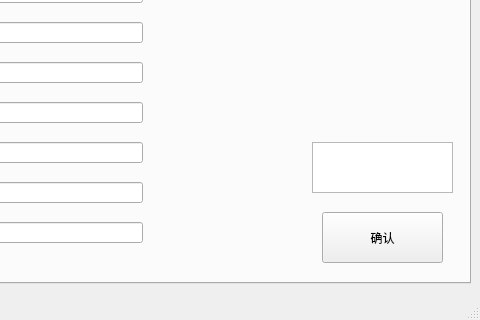
saber-mashiro/Airport, file airport/admin.ui: the form before one commit; both pictures show x 320 to 800 and y 280 to 600 of the 800 by 600 pixel window.
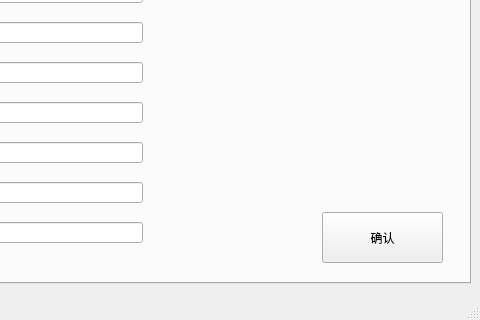
The form after the commit. The open tabs and pages were chosen to show the change.

```diff
--- a/airport/admin.ui
+++ b/airport/admin.ui
@@ -398,16 +398,6 @@
        <string>确认</string>
       </property>
      </widget>
-     <widget class="QPlainTextEdit" name="plainTextEdit_3">
-      <property name="geometry">
-       <rect>
-        <x>630</x>
-        <y>210</y>
-        <width>141</width>
-        <height>51</height>
-       </rect>
-      </property>
-     </widget>
     </widget>
     <widget class="QWidget" name="tab_4">
      <attribute name="title">
```
Left out of the diff: 99 changed lines with no effect on the pictures.
